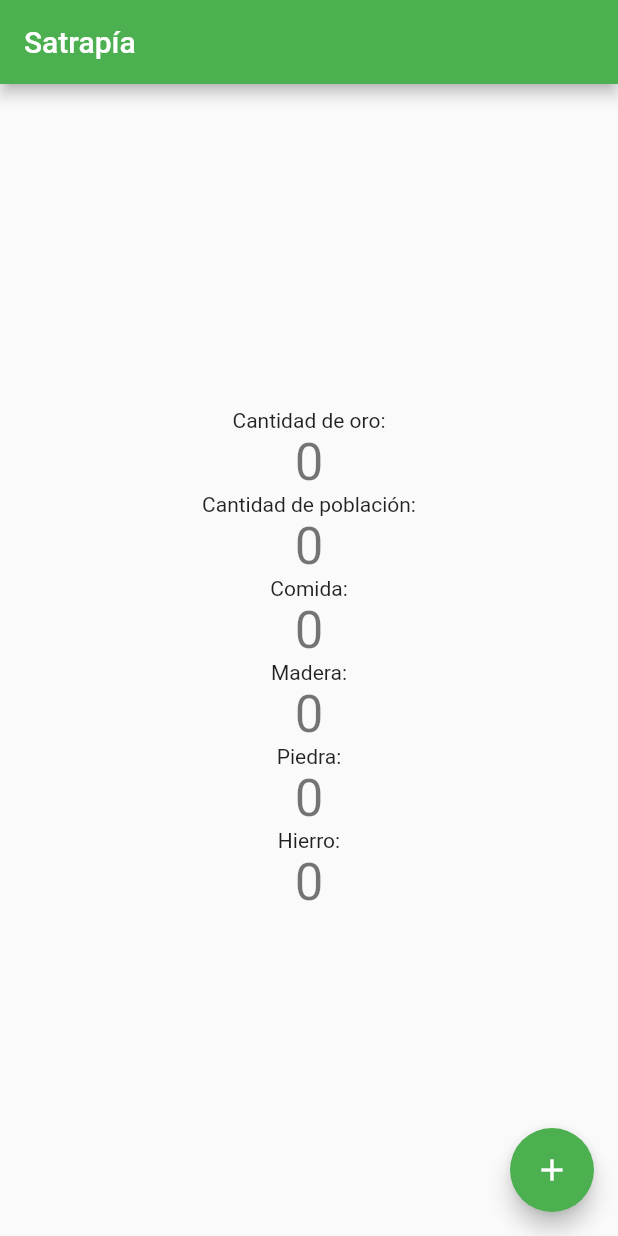
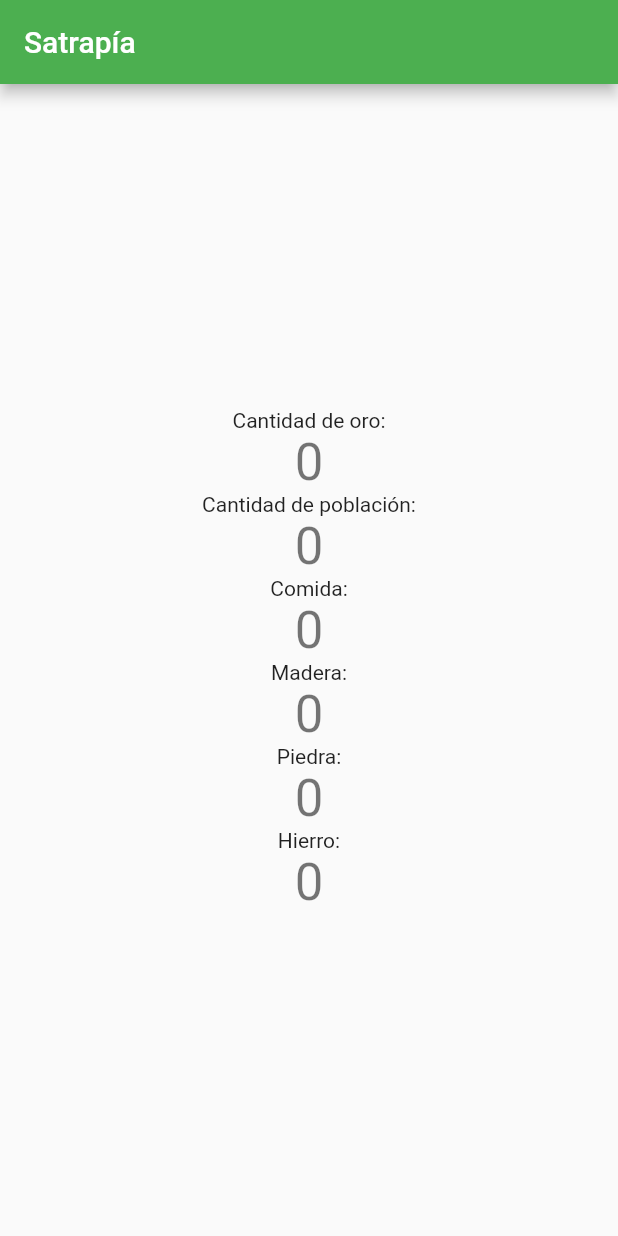
Before and after one commit to makoki13/satrapia, a Flutter app: the Inicio screen opened by its route, after a tap on "NUEVA PARTIDA", on a phone screen of 412 x 824 dp. Run offline on Flutter 3.47's test engine with Material 2 defaults, Android fonts, the phone set to English and light mode, and no system bars; our stand-ins replace sqflite; accounts and stored records are empty; statements that could not run were skipped.

Commit message:
FutureBuilder

```diff
--- a/lib/api/baseDeDatos2.dart
+++ b/lib/api/baseDeDatos2.dart
@@ -34,7 +34,7 @@ class DBProvider {
 
   initDB() async {
     Directory documentsDirectory = await getApplicationDocumentsDirectory();
-    String path = join(documentsDirectory.path, "satrapia_006.db");
+    String path = join(documentsDirectory.path, "satrapia_007.db");
     return await openDatabase(path, version: 1, onOpen: (db) {
     }, onCreate: (Database db, int version) async {
       await db.execute("CREATE TABLE User(id INTEGER PRIMARY KEY, username TEXT, password TEXT)");
@@ -287,7 +287,9 @@ class DBProvider {
     TipoJugador _tipoJugador;
 
     var dbClient = await database;
-    var table = await dbClient.rawQuery("SELECT Usuario,Nombre,Tipo FROM Jugador WHERE ID=$id");
+    String sql = "SELECT Usuario,Nombre,Tipo FROM Jugador WHERE ID=$id";
+    var table = await dbClient.rawQuery(sql);
+    print ("SQL $sql : filas $table");
     print("Jugador: ${table.first}");
     int _usuario = table.first["usuario"];
     String _nombre = table.first["nombre"];
--- a/lib/api/principal.dart
+++ b/lib/api/principal.dart
@@ -16,44 +16,33 @@ class Principal {
 
   Principal() {
     _modelo = ModeloPrincipal();
-
-    DBProvider.db.salvaPartidaNueva();
-
-    //API.generaImperio(0, _modelo);
-
-
-    print("Antes de cargaPrincipal");
-    cargaPrincipal().then( (valor) {
-      //_pruebas();
-    });
-    print("Despues de cargaPrincipal");
-
-
-
   }
 
-  Future<void> cargaPrincipal() async {
+  static ModeloPrincipal getModelo() => _modelo;
+
+  /*
+  static Future<void> cargaPrincipal() async {
     print("Antes de API");
     await API.cargaImperio(0, _modelo);
     print("Despues de API");
   }
+  */
 
-  static ModeloPrincipal getModelo() => _modelo;
-
-  Future<bool> _hayPartidaNueva() async {
+  static Future<bool> _hayPartidaNueva() async {
     bool _partidaNueva = await DBProvider.db.hayPartidaNueva();
     return _partidaNueva;
   }
 
-  Future<void> cargaPartida() async {
+  static Future<void> cargaPartida() async {
     _hayPartidaNueva().then((resultado) async {
-      resultado = false;
       if (resultado == false) {
+        print("CREA PARTIDA");
         DBProvider.db.salvaPartidaNueva();
         var res = await API.generaImperio(0, _modelo);
       }
       else {
-        API.cargaImperio(1, _modelo);
+        print("CARGA PARTIDA");
+        API.cargaImperio(0, _modelo);
       }
     });
   }
--- a/lib/screens/partida/partidaHome.dart
+++ b/lib/screens/partida/partidaHome.dart
@@ -1,4 +1,5 @@
 import 'package:flutter/material.dart';
+import 'package:satrapia/api/principal.dart';
 import 'package:scoped_model/scoped_model.dart';
 
 import '../../api/models.dart';
@@ -16,7 +17,34 @@ class PartidaHome extends StatelessWidget {
         title: Text(title),
       ),
 
-      body: Center(
+      body: futureWidget(),
+    );
+  }
+}
+
+
+Widget futureWidget() {
+  return new FutureBuilder<bool>(
+    future: getDataFB(),
+    builder: (context, snapshot) {
+      if (snapshot.hasData) {
+        return widgetPrincipal();
+      } else if (snapshot.hasError) {
+        return new Text("${snapshot.error}");
+      }
+      return new CircularProgressIndicator();
+     },
+  );
+}
+
+Future<bool> getDataFB() async {
+  await Principal.cargaPartida();
+
+  return true;
+}
+
+Widget widgetPrincipal() {
+  return Center(
         child: Column(
           mainAxisAlignment: MainAxisAlignment.center,
           children: <Widget>[
@@ -30,15 +58,9 @@ class PartidaHome extends StatelessWidget {
             // `notifyListeners` in the Model).
             ScopedModelDescendant<ModeloPrincipal>(
               builder: (context, child, model)  {
-                if (API != null)
                   return Text(
                       API.getOroActual().toString(),
                       style: Theme.of(context).textTheme.display1,
-                  );
-                else
-                  return Text(
-                    '',
-                    style: Theme.of(context).textTheme.display1,
                   );
               }
             ),
@@ -79,22 +101,5 @@ class PartidaHome extends StatelessWidget {
             ),
           ],
         ),
-      ),
-
-      // Use the ScopedModelDescendant again in order to use the increment
-      // method from the CounterModel
-      floatingActionButton: ScopedModelDescendant<ModeloPrincipal>(
-        builder: (context, child, model) => FloatingActionButton(
-          onPressed: ()
-          {
-            model.notifica();
-            //model.setCounterPoblacion(0);
-          },
-          tooltip: 'Increment',
-          child: Icon(Icons.add),
-        ),
-      ),
-
-    );
-  }
+      );
 }
```
Also changed, not shown: lib/api/api.dart (+7 -4 lines).
